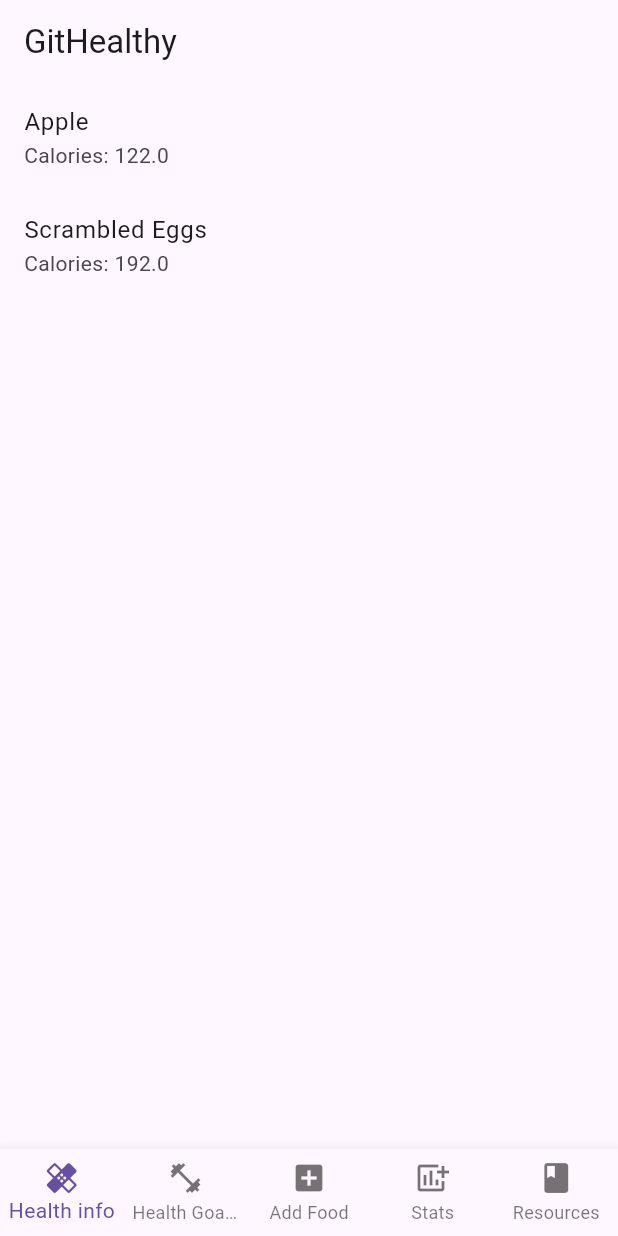
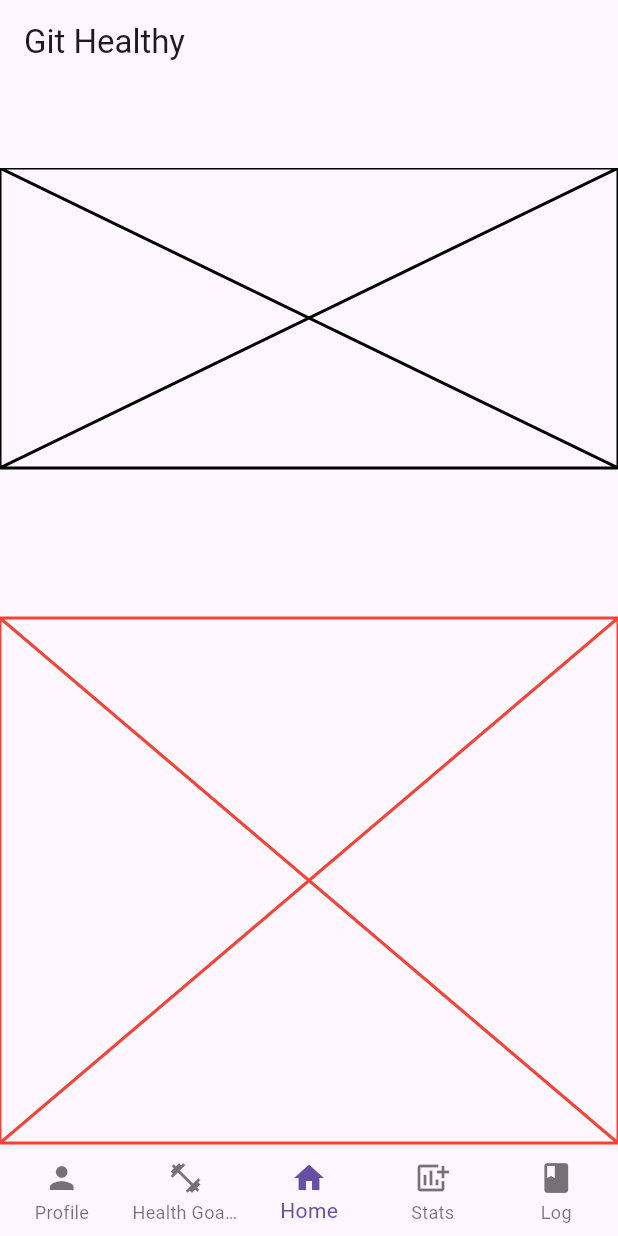
Before and after one commit to Foxtrot1207/CS3541-Group-Project, a Flutter app: the screen it shows after launch, on a phone screen of 412 x 824 dp. Run offline on Flutter 3.47's test engine with Material 3 defaults, Android fonts, the phone set to English and light mode, and no system bars; our stand-ins replace firebase_core, firebase_database, fl_chart, sqflite, tuple; accounts and stored records are empty.

Commit message:
Initial commit

```diff
--- a/lib/main.dart
+++ b/lib/main.dart
@@ -1,6 +1,8 @@
 import 'package:flutter/material.dart';
 import 'package:healthapp/controller/nutrient_graph_controller.dart';
 import 'package:healthapp/controller/stat_input_controller.dart';
+import 'package:healthapp/pages/home_page.dart';
+
 import 'package:healthapp/model/health_goal.dart';
 import 'package:tuple/tuple.dart';
 import 'package:healthapp/view/food_screen.dart';
@@ -32,7 +34,7 @@ class MyApp extends StatefulWidget {
 
 /// This is the private State class that goes with MyApp.
 class _MyAppState extends State<MyApp> {
-  int _currentIndex = 0;
+  int _currentIndex = 2;
 
   // TODO: Remove these two later!
   PersonInfoController _personInfoController = PersonInfoController(
@@ -56,6 +58,15 @@ class _MyAppState extends State<MyApp> {
   /// Constructor for _MyAppState
   _MyAppState() {
     _children = [
+      GoalProgressView(controller: _personInfoController), //Profile Controller
+      HealthGoalInputScreen(controller: _personInfoController),
+      HomeScreen(controller: _personInfoController),
+      InputStatContainer(controller: _personInfoController),
+      HealthGoalView(controller: _personInfoController), //Log Controller
+    ];
+  }
+  //Old Nav Bar
+  /*
       FoodItemView(controller: _foodItemController),
       FoodItemScreen(controller: _foodItemController),
       HealthGoalView(controller: _personInfoController),
@@ -64,8 +75,7 @@ class _MyAppState extends State<MyApp> {
       GoalProgressView(controller: _personInfoController),
       NutrientGraphView(controller: _nutrientGraphController),
       CalcBMIController(),
-    ];
-  }
+  */
 
   /// Function to handle tab tap event
   void onTabTapped(int index) {
@@ -80,7 +90,7 @@ class _MyAppState extends State<MyApp> {
     return MaterialApp(
       home: Scaffold(
         appBar: AppBar(
-          title: const Text('GitHealthy'),
+          title: const Text('Git Healthy'),
         ),
         body: _children[_currentIndex],
         bottomNavigationBar: BottomNavigationBar(
@@ -89,16 +99,16 @@ class _MyAppState extends State<MyApp> {
           currentIndex: _currentIndex,
           items: const [
             BottomNavigationBarItem(
-              icon: Icon(Icons.healing),
-              label: 'Health info',
+              icon: Icon(Icons.person),
+              label: 'Profile',
             ),
             BottomNavigationBarItem(
               icon: Icon(Icons.fitness_center),
               label: 'Health Goals',
             ),
             BottomNavigationBarItem(
-              icon: Icon(Icons.add_box),
-              label: 'Add Food',
+              icon: Icon(Icons.home),
+              label: 'Home',
             ),
             BottomNavigationBarItem(
               icon: Icon(Icons.add_chart),
@@ -106,7 +116,7 @@ class _MyAppState extends State<MyApp> {
             ),
             BottomNavigationBarItem(
               icon: Icon(Icons.book),
-              label: 'Resources',
+              label: 'Log',
             ),
           ],
         ),
--- /dev/null
+++ b/lib/pages/home_page.dart
@@ -0,0 +1,36 @@
+import 'package:flutter/material.dart';
+import 'package:healthapp/controller/person_info_controller.dart';
+
+class HomeScreen extends StatefulWidget {
+  PersonInfoController controller;
+  HomeScreen({required this.controller});
+
+  @override
+  _HomeScreenState createState() => _HomeScreenState();
+}
+
+class _HomeScreenState extends State<HomeScreen> {
+  @override
+  Widget build(BuildContext context) {
+    return Scaffold(
+      appBar: AppBar(),
+      body: Column(
+        children: [
+          Placeholder( //Health Goals Placeholder
+            //size of box
+            fallbackHeight:200, // Specifies a fallback height
+            //color of box
+            color: Colors.black!, // Placeholder color
+          ),
+          SizedBox(height: 100), //Space between placeholders
+          Placeholder( //Quick Add Placeholder
+            //size of box
+            fallbackHeight:350, // Specifies a fallback height
+            //color of box
+            color: Colors.red!, // Placeholder color
+          ),
+        ],
+      ),
+    );
+  }
+}
```
Also changed, not shown: lib/pages/health_goal_page.dart (added), lib/pages/log_page.dart (added), lib/pages/profile_page.dart (added), lib/pages/stats_page.dart (added), 1 other file.
